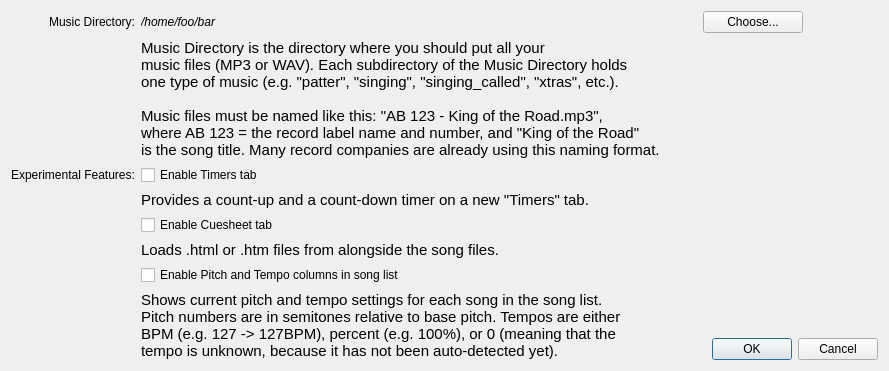
The window that SquareDesk-DEV/test123/preferencesdialog.ui (mpogue2/SquareDesk) describes before a commit, drawn with Qt 5.
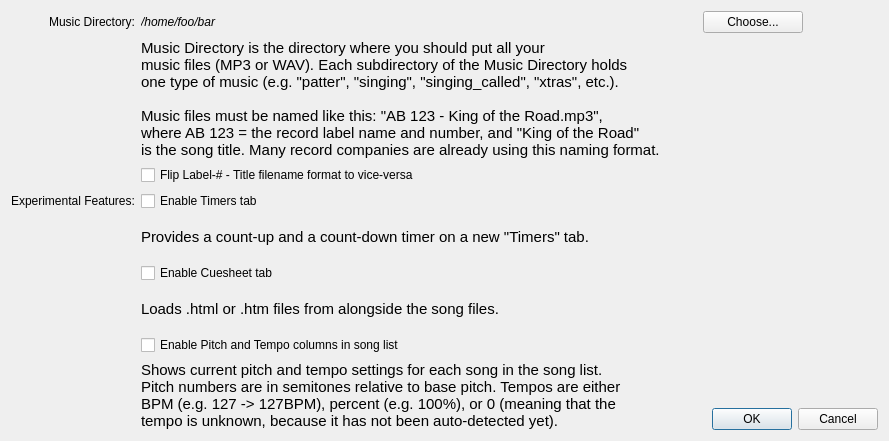
The same window after the commit.

Commit message: Adding an option to flip naming convention. Can probably be taken out later, but I need it right now.

What changed in the file:
```diff
--- a/SquareDesk-DEV/test123/preferencesdialog.ui
+++ b/SquareDesk-DEV/test123/preferencesdialog.ui
@@ -7,17 +7,34 @@
     <x>0</x>
     <y>0</y>
     <width>889</width>
-    <height>359</height>
+    <height>441</height>
    </rect>
   </property>
   <property name="windowTitle">
    <string>SquareDeskPlayer Preferences</string>
   </property>
   <layout class="QGridLayout" name="gridLayout">
-   <item row="3" column="1">
-    <widget class="QCheckBox" name="EnableTimersTabCheckbox">
+   <item row="0" column="0">
+    <widget class="QLabel" name="musicPathLabel">
      <property name="text">
-      <string>Enable Timers tab</string>
+      <string>Music Directory:</string>
+     </property>
+     <property name="alignment">
+      <set>Qt::AlignRight|Qt::AlignTrailing|Qt::AlignVCenter</set>
+     </property>
+    </widget>
+   </item>
+   <item row="1" column="1" rowspan="2" colspan="2">
+    <widget class="QLabel" name="label">
+     <property name="text">
+      <string>&lt;html&gt;&lt;head/&gt;&lt;body&gt;&lt;p&gt;&lt;span style=&quot; font-size:11pt;&quot;&gt;Music Directory is the directory where you should put all your &lt;br/&gt;music files (MP3 or WAV). Each subdirectory of the Music Directory holds &lt;br/&gt;one type of music (e.g. &amp;quot;patter&amp;quot;, &amp;quot;singing&amp;quot;, &amp;quot;singing_called&amp;quot;, &amp;quot;xtras&amp;quot;, etc.). &lt;br/&gt;&lt;br/&gt;Music files must be named like this: &amp;quot;AB 123 - King of the Road.mp3&amp;quot;, &lt;br/&gt;where AB 123 = the record label name and number, and &amp;quot;King of the Road&amp;quot;&lt;br/&gt;is the song title. Many record companies are already using this naming format.&lt;/span&gt;&lt;/p&gt;&lt;/body&gt;&lt;/html&gt;</string>
+     </property>
+    </widget>
+   </item>
+   <item row="4" column="0">
+    <widget class="QLabel" name="ExpFeaturesLabel">
+     <property name="text">
+      <string>Experimental Features:</string>
      </property>
     </widget>
    </item>
@@ -35,32 +52,9 @@
     </widget>
    </item>
    <item row="7" column="1">
-    <widget class="QCheckBox" name="EnablePitchTempoViewCheckbox">
+    <widget class="QLabel" name="label_4">
      <property name="text">
-      <string>Enable Pitch and Tempo columns in song list</string>
-     </property>
-    </widget>
-   </item>
-   <item row="9" column="3">
-    <widget class="QDialogButtonBox" name="buttonBox">
-     <property name="maximumSize">
-      <size>
-       <width>175</width>
-       <height>16777215</height>
-      </size>
-     </property>
-     <property name="orientation">
-      <enum>Qt::Horizontal</enum>
-     </property>
-     <property name="standardButtons">
-      <set>QDialogButtonBox::Cancel|QDialogButtonBox::Ok</set>
-     </property>
-    </widget>
-   </item>
-   <item row="1" column="1" rowspan="2" colspan="2">
-    <widget class="QLabel" name="label">
-     <property name="text">
-      <string>&lt;html&gt;&lt;head/&gt;&lt;body&gt;&lt;p&gt;&lt;span style=&quot; font-size:11pt;&quot;&gt;Music Directory is the directory where you should put all your &lt;br/&gt;music files (MP3 or WAV). Each subdirectory of the Music Directory holds &lt;br/&gt;one type of music (e.g. &amp;quot;patter&amp;quot;, &amp;quot;singing&amp;quot;, &amp;quot;singing_called&amp;quot;, &amp;quot;xtras&amp;quot;, etc.). &lt;br/&gt;&lt;br/&gt;Music files must be named like this: &amp;quot;AB 123 - King of the Road.mp3&amp;quot;, &lt;br/&gt;where AB 123 = the record label name and number, and &amp;quot;King of the Road&amp;quot;&lt;br/&gt;is the song title. Many record companies are already using this naming format.&lt;/span&gt;&lt;/p&gt;&lt;/body&gt;&lt;/html&gt;</string>
+      <string>&lt;html&gt;&lt;head/&gt;&lt;body&gt;&lt;p&gt;&lt;span style=&quot; font-size:11pt;&quot;&gt;Loads .html or .htm files from alongside the song files.&lt;/span&gt;&lt;/p&gt;&lt;/body&gt;&lt;/html&gt;</string>
      </property>
     </widget>
    </item>
@@ -78,48 +72,61 @@
      </property>
     </widget>
    </item>
-   <item row="0" column="0">
-    <widget class="QLabel" name="musicPathLabel">
-     <property name="text">
-      <string>Music Directory:</string>
+   <item row="10" column="3">
+    <widget class="QDialogButtonBox" name="buttonBox">
+     <property name="maximumSize">
+      <size>
+       <width>175</width>
+       <height>16777215</height>
+      </size>
      </property>
-     <property name="alignment">
-      <set>Qt::AlignRight|Qt::AlignTrailing|Qt::AlignVCenter</set>
+     <property name="orientation">
+      <enum>Qt::Horizontal</enum>
+     </property>
+     <property name="standardButtons">
+      <set>QDialogButtonBox::Cancel|QDialogButtonBox::Ok</set>
      </property>
     </widget>
    </item>
-   <item row="4" column="1">
+   <item row="5" column="1">
     <widget class="QLabel" name="label_2">
      <property name="text">
       <string>&lt;html&gt;&lt;head/&gt;&lt;body&gt;&lt;p&gt;&lt;span style=&quot; font-size:11pt;&quot;&gt;Provides a count-up and a count-down timer on a new &amp;quot;Timers&amp;quot; tab.&lt;/span&gt;&lt;/p&gt;&lt;/body&gt;&lt;/html&gt;</string>
      </property>
     </widget>
    </item>
-   <item row="3" column="0">
-    <widget class="QLabel" name="ExpFeaturesLabel">
-     <property name="text">
-      <string>Experimental Features:</string>
-     </property>
-    </widget>
-   </item>
-   <item row="8" column="1" rowspan="2">
+   <item row="9" column="1" rowspan="2">
     <widget class="QLabel" name="label_3">
      <property name="text">
       <string>&lt;html&gt;&lt;head/&gt;&lt;body&gt;&lt;p&gt;&lt;span style=&quot; font-size:11pt;&quot;&gt;Shows current pitch and tempo settings for each song in the song list.&lt;br/&gt;Pitch numbers are in semitones relative to base pitch. Tempos are either &lt;br/&gt;BPM (e.g. 127 -&amp;gt; 127BPM), percent (e.g. 100%), or 0 (meaning that the &lt;br/&gt;tempo is unknown, because it has not been auto-detected yet).&lt;/span&gt;&lt;/p&gt;&lt;/body&gt;&lt;/html&gt;</string>
      </property>
     </widget>
    </item>
-   <item row="5" column="1">
+   <item row="8" column="1">
+    <widget class="QCheckBox" name="EnablePitchTempoViewCheckbox">
+     <property name="text">
+      <string>Enable Pitch and Tempo columns in song list</string>
+     </property>
+    </widget>
+   </item>
+   <item row="4" column="1">
+    <widget class="QCheckBox" name="EnableTimersTabCheckbox">
+     <property name="text">
+      <string>Enable Timers tab</string>
+     </property>
+    </widget>
+   </item>
+   <item row="6" column="1">
     <widget class="QCheckBox" name="EnableCuesheetTabCheckbox">
      <property name="text">
       <string>Enable Cuesheet tab</string>
      </property>
     </widget>
    </item>
-   <item row="6" column="1">
-    <widget class="QLabel" name="label_4">
+   <item row="3" column="1">
+    <widget class="QCheckBox" name="checkBoxReverseLabelTitle">
      <property name="text">
-      <string>&lt;html&gt;&lt;head/&gt;&lt;body&gt;&lt;p&gt;&lt;span style=&quot; font-size:11pt;&quot;&gt;Loads .html or .htm files from alongside the song files.&lt;/span&gt;&lt;/p&gt;&lt;/body&gt;&lt;/html&gt;</string>
+      <string>Flip Label-# - Title filename format to vice-versa</string>
      </property>
     </widget>
    </item>
```
The commit also changes 4 other files.
